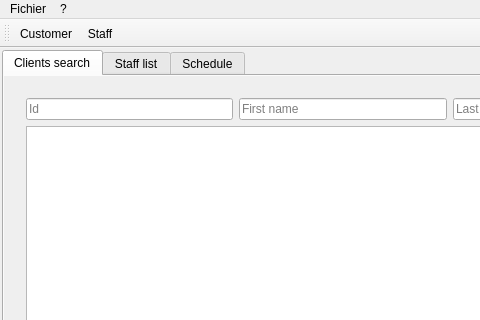
Old version of the form Projet/MainWindow.ui in the repository RakSrinaNa/DI4---QT; both pictures show x 0 to 480 and y 0 to 320 of the 686 by 544 pixel window.
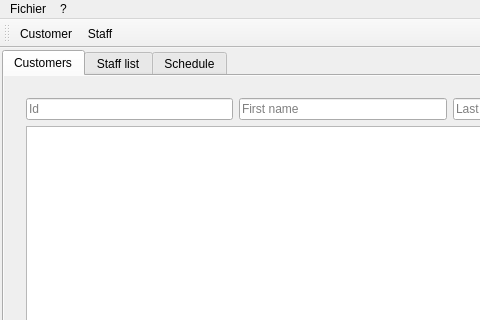
New version of the form. The open tabs and pages were chosen to show the change. Icons and pictures are not drawn.

What changed in the file:
```diff
--- a/Projet/MainWindow.ui
+++ b/Projet/MainWindow.ui
@@ -79,7 +79,7 @@
         <string notr="true"/>
        </property>
        <attribute name="title">
-        <string>Clients search</string>
+        <string>Customers</string>
        </attribute>
        <layout class="QHBoxLayout" name="horizontalLayout_2">
         <item>
```
Left out of the diff: 2 changed lines with no effect on the pictures.
